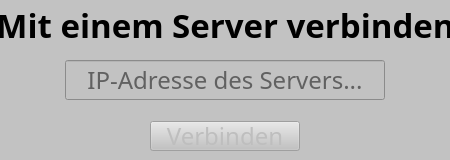
First picture: the form in UI/connect_server.ui, repository FilipBruehl/camera_slider, before the edit.
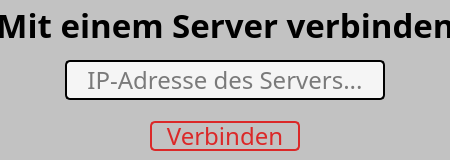
Second picture: the form after the edit.

The edit to the form file:
```diff
--- a/UI/connect_server.ui
+++ b/UI/connect_server.ui
@@ -41,7 +41,48 @@
    <string>Mit einem Server verbinden</string>
   </property>
   <property name="styleSheet">
-   <string notr="true">background-color: #c2c2c2;</string>
+   <string notr="true">QDialog {
+	background-color: #c2c2c2;
+}
+
+QPushButton {
+	background-color: transparent;
+	border-width: 2px;
+	border-style: solid;
+	border-radius: 5px;
+}
+
+QPushButton:disabled {
+	color: #DB2828;
+	border-color: #DB2828;
+}
+
+QPushButton:enabled {
+	color: #00c853;
+	background-color: #f5f5f5;
+	border-color: #f5f5f5;
+}
+
+QLineEdit {
+	background-color: #f5f5f5;
+	border: 2px solid #000;
+	border-radius: 5px;
+	color: #000;
+}
+
+QLineEdit[valid=&quot;true&quot;] {
+	background-color: #f5f5f5;
+	border: 2px solid #00c853;
+	border-radius: 5px;
+	color: #00c853;
+}
+
+QLineEdit[valid=&quot;false&quot;] {
+	background-color: #f5f5f5;
+	border: 2px solid #DB2828;
+	border-radius: 5px;
+	color: #DB2828;
+}</string>
   </property>
   <widget class="QWidget" name="verticalLayoutWidget">
    <property name="geometry">
```
Left out of the diff: 3 changed lines with no effect on the pictures.
